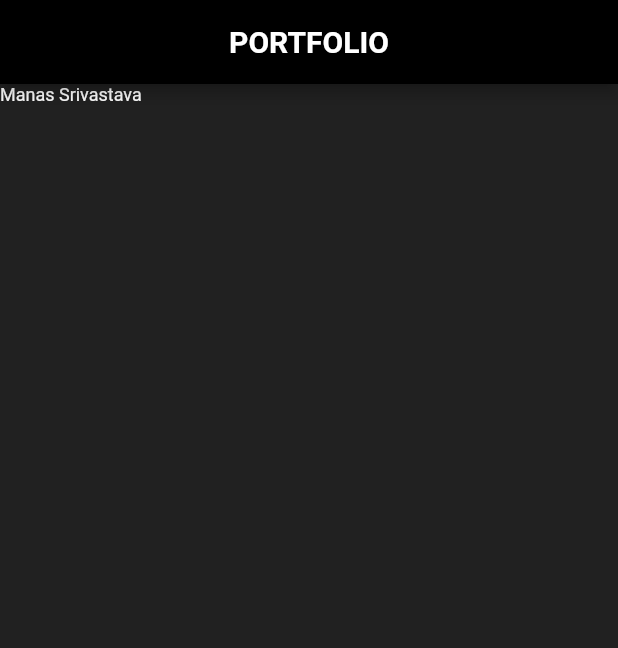
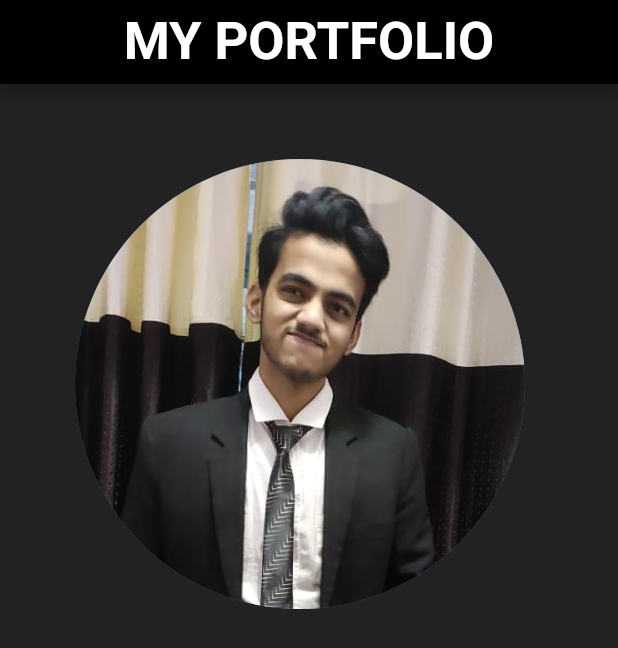
Before and after one commit to kingmanas/Portfolio, a Flutter app: the screen it shows after launch, on a phone screen of 412 x 824 dp. Shown: the top 648 px of the screen. Run offline on Flutter 3.47's test engine with Material 2 defaults, Android fonts, the phone set to English and light mode, and no system bars; Roboto replaces fonts that are missing (Font1).

Commit message:
Made Home Page

```diff
--- a/lib/main.dart
+++ b/lib/main.dart
@@ -9,10 +9,14 @@ class MeraApp extends StatelessWidget {
   Widget build(BuildContext context) {
     return MaterialApp(
       title: 'My Portfolio',
+      debugShowCheckedModeBanner: false,
       theme: ThemeData(
         textTheme: TextTheme(
             displayLarge: TextStyle(
-                fontSize: 20, fontWeight: FontWeight.bold, color: Colors.white),
+                fontSize: 35,
+                fontWeight: FontWeight.bold,
+                color: Colors.white,
+                fontFamily: 'Font1'),
             displayMedium: TextStyle(
                 fontWeight: FontWeight.normal,
                 fontSize: 12,
@@ -28,22 +32,21 @@ class HomeScreen extends StatelessWidget {
   @override
   Widget build(BuildContext context) {
     return Scaffold(
+      backgroundColor: Colors.black87,
       appBar: AppBar(
         title: Center(
           child: Text(
-            'PORTFOLIO',
+            'MY PORTFOLIO',
             style: Theme.of(context).textTheme.displayLarge,
           ),
         ),
         backgroundColor: Colors.black,
       ),
       body: Container(
-        height: double.infinity,
-        width: double.infinity,
-        color: Colors.black87,
-        child: Text(
-          'Manas Srivastava',
-          style: Theme.of(context).textTheme.displayMedium,
+        margin: EdgeInsets.only(left: 50, top: 50),
+        child: CircleAvatar(
+          backgroundImage: AssetImage('assets/images/Manas.jpg'),
+          radius: 150,
         ),
       ),
     );
```
Also changed, not shown: pubspec.yaml (+6 -6 lines), assets/font/PixelifySans-VariableFont_wght.ttf (added), assets/images/Manas.jpg (added), assets/images/download.jpeg (added).
